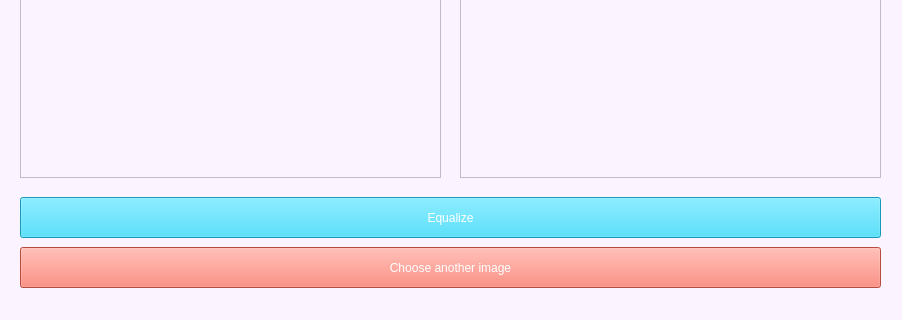
Before: the Qt Designer form dicom_viewer_ui.ui in Carolinemagdy/Dicom_video_slices, drawn with Qt 5; both pictures show x 0 to 902 and y 523 to 843 of the 902 by 843 pixel window.
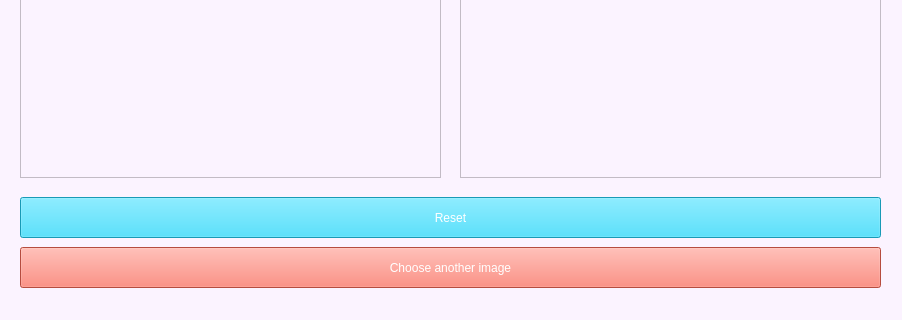
After: the same form once the commit is applied.

Commit message: Add reset button

```diff
--- a/dicom_viewer_ui.ui
+++ b/dicom_viewer_ui.ui
@@ -102,7 +102,7 @@
 background-color: rgb(33, 215, 255);</string>
     </property>
     <property name="text">
-     <string>Equalize</string>
+     <string>Reset</string>
     </property>
    </widget>
    <widget class="QWidget" name="horizontalLayoutWidget_3">
```
Left out of the diff: 6 changed lines with no effect on the pictures. The commit also changes 1 other file.
